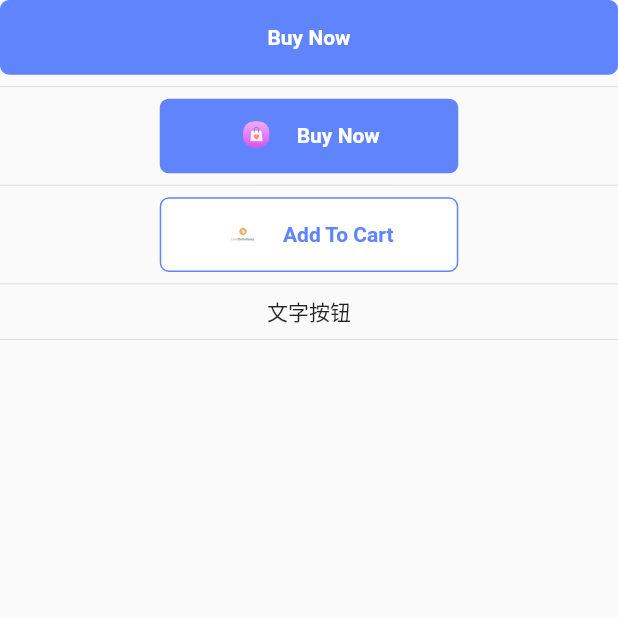
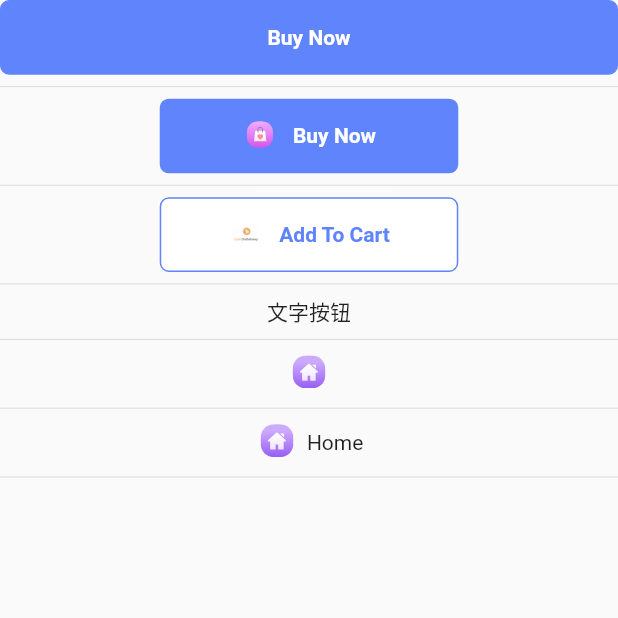
Before and after one commit to codertiany/flutter_woo_commerce_getx_ducafecat, a Flutter app: the screen it shows after launch, on a phone screen of 412 x 824 dp, the top half of it. Run offline on Flutter 3.47's test engine with Material 2 defaults, Android fonts, the light colour scheme and no system bars; drawn by our look-alikes of pull_to_refresh; our stand-ins replace dio, flutter_easyloading, flutter_screenutil, flutter_svg, get, package_info and 2 more.

Commit message:
fix -> space 改名

```diff
--- a/lib/common/style/index.dart
+++ b/lib/common/style/index.dart
@@ -1,6 +1,6 @@
 library style;
 
-export 'edge.dart';
+export 'space.dart';
 export 'lib_color_schemes.g.dart';
 export 'radius.dart';
 export 'theme.dart';
--- a/lib/common/style/edge.dart
+++ b/lib/common/style/space.dart
@@ -1,7 +1,7 @@
 import 'package:flutter/material.dart';
 
 /// 间距
-class AppEdge {
+class AppSpace {
   /// 卡片内 - 12 上下左右
   static double get edgeCard => 12;
 
@@ -22,5 +22,5 @@ class AppEdge {
   static double get titleContent => 10;
 
   /// 图标文字 - 15
-  static double get iconText => 15;
+  static double get iconText => 10;
 }
--- a/lib/common/widgets/button.dart
+++ b/lib/common/widgets/button.dart
@@ -17,6 +17,7 @@ class ButtonWidget extends StatelessWidget {
   final Widget? icon;
   final Color? bgColor;
   final Color? borderColor;
+  final double? iconTextSpace;
 
   const ButtonWidget({
     Key? key,
@@ -29,6 +30,37 @@ class ButtonWidget extends StatelessWidget {
     this.bgColor,
     this.borderColor,
     this.icon,
+    this.iconTextSpace,
+  }) : super(key: key);
+
+  /// 图标
+  const ButtonWidget.icon(
+    this.icon, {
+    Key? key,
+    this.onTap,
+    this.textColor,
+    this.text,
+    this.bgColor,
+    this.borderColor,
+    this.textWidget,
+    this.textSize,
+    this.textWeight,
+    this.iconTextSpace,
+  }) : super(key: key);
+
+  /// 图标
+  const ButtonWidget.iconText(
+    this.icon,
+    this.text, {
+    Key? key,
+    this.onTap,
+    this.textColor,
+    this.bgColor,
+    this.borderColor,
+    this.textWidget,
+    this.textSize,
+    this.textWeight,
+    this.iconTextSpace,
   }) : super(key: key);
 
   /// 主要
@@ -41,6 +73,7 @@ class ButtonWidget extends StatelessWidget {
     this.textColor,
     this.textSize,
     this.textWeight,
+    this.iconTextSpace,
   })  : textWidget = TextWidget.button(
           text: textString,
           color: Get.theme.colorScheme.onPrimary,
@@ -59,6 +92,7 @@ class ButtonWidget extends StatelessWidget {
     this.textColor,
     this.textSize,
     this.textWeight,
+    this.iconTextSpace,
   })  : textWidget = TextWidget.button(
           text: textString,
           color: Get.theme.colorScheme.primary,
@@ -79,6 +113,7 @@ class ButtonWidget extends StatelessWidget {
     this.textWidget,
     this.textSize,
     this.textWeight,
+    this.iconTextSpace,
   }) : super(key: key);
 
   @override
@@ -91,21 +126,21 @@ class ButtonWidget extends StatelessWidget {
     // 文字
     if (text != null) {
       if (btns.isNotEmpty) {
-        btns.add(SizedBox(width: AppEdge.iconText));
+        btns.add(SizedBox(width: iconTextSpace ?? AppSpace.iconText));
       }
       btns.add(
         TextWidget(
           text: text!,
           size: textSize,
-          color: textColor,
-          weight: textWeight,
+          color: textColor ?? Get.theme.colorScheme.onPrimaryContainer,
+          weight: textWeight ?? FontWeight.w500,
         ),
       );
     }
     // 文字组件
     if (textWidget != null) {
       if (btns.isNotEmpty) {
-        btns.add(SizedBox(width: AppEdge.iconText));
+        btns.add(SizedBox(width: AppSpace.iconText));
       }
       btns.add(textWidget!);
     }
--- a/lib/pages/styles/widgets/view.dart
+++ b/lib/pages/styles/widgets/view.dart
@@ -46,7 +46,26 @@ class WidgetsPage extends GetView<WidgetsController> {
       ButtonWidget.text(
         "文字按钮",
         textSize: 15.sp,
-        textWeight: FontWeight.w500,
+      ),
+      const Divider(),
+
+      // 图标按钮
+      ButtonWidget.icon(
+        IconWidget.svg(
+          AssetsSvgs.cHomeSvg,
+          size: 30.sp,
+        ),
+      ),
+      const Divider(),
+
+      // 图标文字按钮
+      ButtonWidget.iconText(
+        IconWidget.svg(
+          AssetsSvgs.cHomeSvg,
+          size: 30.sp,
+        ),
+        "Home",
+        iconTextSpace: 5,
       ),
       const Divider(),
 
```
